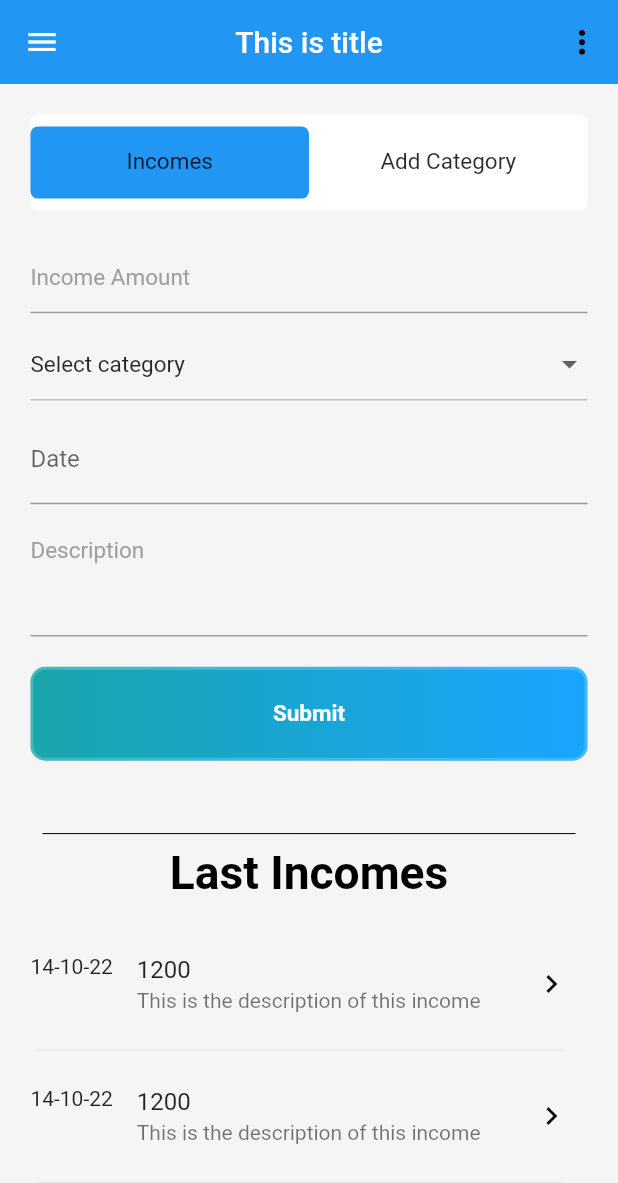
After one commit to ashikulislamdev/flutter_iems, a Flutter app: the AddIncome screen opened directly, on a phone screen of 412 x 824 dp. The commit adds this screen. Shown: the top 1183 px of the screen. Run offline on Flutter 3.47's test engine with Material 2 defaults, Android fonts, the phone set to English and light mode, and no system bars; our stand-ins replace flutter_screenutil.

Commit message:
Add income and category UI added

```diff
--- /dev/null
+++ b/lib/screens/add_income.dart
@@ -0,0 +1,310 @@
+import 'package:flutter/material.dart';
+import 'package:flutter_iems/helpers/constants.dart';
+import 'package:flutter_iems/widgets/common/my_appbar.dart';
+import 'package:flutter_iems/widgets/common/my_drawer.dart';
+import 'package:flutter_iems/widgets/common/reuseable_text_field.dart';
+import 'package:intl/intl.dart';
+
+import '../widgets/common/custom_button.dart';
+
+class AddIncome extends StatefulWidget {
+  const AddIncome({super.key});
+
+  @override
+  State<AddIncome> createState() => _AddIncomeState();
+}
+
+class _AddIncomeState extends State<AddIncome> with SingleTickerProviderStateMixin {
+  late TabController _tabController;
+
+  @override
+  void initState() {
+    _tabController = TabController(length: 2, vsync: this);
+    super.initState();
+  }
+
+  @override
+  void dispose() {
+    super.dispose();
+    _tabController.dispose();
+  }
+
+  @override
+  Widget build(BuildContext context) {
+    return Scaffold(
+      backgroundColor: kBackgroundColor,
+      appBar: const MyAppBar(),
+      drawer: const MyDrawer(),
+      body: Padding(
+        padding: EdgeInsets.symmetric(
+            horizontal: kDefaultPadding, vertical: kDefaultPadding),
+        child: Column(
+          children: [
+            //Slider
+
+            Container(
+              padding: EdgeInsets.symmetric(vertical: kDefaultPadding / 2.5),
+              decoration: BoxDecoration(
+                color: Colors.white,
+                borderRadius: BorderRadius.circular(5),
+              ),
+              child: TabBar(
+                unselectedLabelStyle: kTitleTextstyle.copyWith(
+                    color: black.withOpacity(0.44),
+                    fontWeight: FontWeight.w400),
+                labelStyle: kTitleTextstyle.copyWith(
+                    color: Colors.white, fontWeight: FontWeight.w700),
+                controller: _tabController,
+                indicator: BoxDecoration(
+                  borderRadius: BorderRadius.circular(5.0),
+                  color: Colors.blue,
+                ),
+                labelColor: Colors.white,
+                unselectedLabelColor: Colors.black,
+                tabs: [
+                  // first tab [you can add an icon using the icon property]
+                  Tab(
+                    child: Text("Incomes", style: kTitleTextstyle.copyWith(fontSize: 15),),
+                  ),
+
+                  // second tab [you can add an icon using the icon property]
+                  Tab(
+                    child: Text("Add Category", style: kTitleTextstyle.copyWith(fontSize: 15),),
+                  ),
+                ],
+              ),
+            ),
+            // tab bar view here
+            Expanded(
+              child: TabBarView(
+                controller: _tabController,
+                children: const[
+                  // first tab bar
+                  Incomes(),
+
+                  // second tab bar
+                  AddCategories(),
+                ],
+              ),
+            ),
+          ],
+        ),
+      ),
+    );
+  }
+}
+
+class AddCategories extends StatefulWidget {
+  const AddCategories({
+    Key? key,
+  }) : super(key: key);
+
+  @override
+  State<AddCategories> createState() => _AddCategoriesState();
+}
+
+class _AddCategoriesState extends State<AddCategories> {
+
+  TextEditingController categoryController = TextEditingController();
+  bool isChecked = false;
+
+  @override
+  Widget build(BuildContext context) {
+    return ListView(
+      children: [
+        SizedBox(height: kDefaultPadding),
+
+        //Add Event Title
+        ReuseableTextField(
+          textHint: "Add new category",
+          textEditingController: categoryController,
+          textInputType: TextInputType.text
+        ),
+
+        SizedBox(height: kDefaultPadding),
+        CustomButton(
+          text: "Submit",
+          onTap: () {},
+        ),
+
+
+        SizedBox(height: kDefaultPadding * 2),
+        Column(
+          children: [
+            Text("All categories", style: kHeadingTextStyle,),
+            SizedBox(height: kDefaultPadding),
+            ListView.builder(
+              shrinkWrap: true,
+              itemCount: 5,
+              itemBuilder: (context, index) {
+                return Text("Categories$index");
+              },
+            ),
+          ],
+        ),
+
+      ],
+    );
+  }
+}
+
+class Incomes extends StatefulWidget {
+  const Incomes({super.key});
+
+  @override
+  State<Incomes> createState() => _IncomesState();
+}
+
+class _IncomesState extends State<Incomes> {
+  List<String> listOfCategories = [
+    'Entertainment',
+    'For Family',
+    'Brackfast',
+    'Cloths',
+    'Rent',
+    'Others'
+  ];
+  String? categoriesValue;
+
+
+  TextEditingController amountController = TextEditingController();
+  TextEditingController dateController = TextEditingController();
+  TextEditingController descController = TextEditingController();
+
+
+  @override
+  Widget build(BuildContext context) {
+    return ListView(
+      children: [
+        SizedBox(height: kDefaultPadding),
+
+        //Add Event Title
+        ReuseableTextField(
+          textHint: "Income Amount",
+          textEditingController: amountController,
+          textInputType: TextInputType.number,
+        ),
+        SizedBox(height: kDefaultPadding / 2),
+
+        //Event Price
+        DropdownButtonFormField(
+          decoration: InputDecoration(
+            enabledBorder: UnderlineInputBorder(
+              borderSide: BorderSide(
+                  color: black.withAlpha(0xFFF44336)),
+            ),
+            focusedBorder: const UnderlineInputBorder(
+                borderSide: BorderSide(color: kSecondPrimaryColor )),
+            errorBorder: UnderlineInputBorder(
+                borderSide: BorderSide(
+                    color: black.withAlpha(0xFFF44336))),
+          ),
+          value: categoriesValue,
+          hint: Text(
+            'Select category',
+            style: kTitleTextstyle.copyWith(fontSize: 15)
+          ),
+          onChanged: (value) {
+            setState(() {
+              categoriesValue = value;
+              //print(categoriesValue);
+            });
+          },
+          onSaved: (value) {
+            setState(() {
+              categoriesValue = value;
+            });
+          },
+          validator: (String? value) {
+            if (value!.isEmpty) {
+              return "can't empty";
+            } else {
+              return null;
+            }
+          },
+          items: listOfCategories.map((String val) {
+            return DropdownMenuItem(
+              value: val,
+              child: Text(val),
+            );
+          }).toList(),
+        ),
+        SizedBox(height: kDefaultPadding / 2),
+
+        //Add Time and Date
+        TextFormField(
+          readOnly: true,
+          controller: dateController,
+          decoration: InputDecoration(
+            labelText: 'Date',
+          ),
+          onTap: () async {
+            await showDatePicker(
+              context: context,
+              initialDate: DateTime.now(),
+              firstDate: DateTime(2015),
+              lastDate: DateTime(2025),
+            ).then((selectedDate) {
+              if (selectedDate != null) {
+                dateController.text =
+                    DateFormat('yyyy-MM-dd').format(selectedDate);
+              }
+            });
+          },
+          validator: (value) {
+            if (value == null || value.isEmpty) {
+              return 'Please enter date.';
+            }
+            return null;
+          },
+        ),
+        SizedBox(height: kDefaultPadding / 2),
+
+        //Add Description
+        ReuseableTextField(
+          textHint: "Description",
+          textEditingController: descController,
+          textInputType: TextInputType.text,
+          minLines: 3,
+        ),
+        SizedBox(height: kDefaultPadding),
+        CustomButton(
+          text: "Submit",
+          onTap: () {},
+        ),
+
+        SizedBox(height: kDefaultPadding * 2),
+        Divider(color: black, endIndent: 8, indent: 8,),
+        Column(
+          children: [
+            Text("Last Incomes", style: kHeadingTextStyle,),
+            SizedBox(height: kDefaultPadding),
+            ListView.builder(
+              shrinkWrap: true,
+              itemCount: 5,
+              itemBuilder: (context, index) {
+                return Column(
+                  children: [
+                    ListTile(
+                      contentPadding: EdgeInsets.all(0),
+                      title: Text("1200"),
+                      subtitle: Text("This is the description of this income"),
+                      leading: Text("14-10-22"),
+                      //minLeadingWidth: dSize.width / 6,
+                      trailing: IconButton(
+
+                        onPressed: (){},
+                        icon: Icon(Icons.navigate_next, color: black,),
+                      ),
+                    ),
+                   Divider(color: kDividerColor, endIndent: 16, indent: 4,),
+                  ],
+                );
+              },
+            ),
+          ],
+        ),
+      ],
+    );
+  }
+}
--- a/lib/screens/home_screen.dart
+++ b/lib/screens/home_screen.dart
@@ -2,7 +2,7 @@ import 'package:flutter/material.dart';
 import 'package:flutter_iems/helpers/constants.dart';
 import 'package:flutter_iems/widgets/common/my_appbar.dart';
 import 'package:flutter_iems/widgets/common/my_drawer.dart';
-import 'package:flutter_iems/widgets/custom_button.dart';
+import 'package:flutter_iems/widgets/common/custom_button.dart';
 import 'package:flutter_iems/widgets/home_page_card.dart';
 
 class HomeScreen extends StatelessWidget {
--- a/lib/widgets/common/my_appbar.dart
+++ b/lib/widgets/common/my_appbar.dart
@@ -9,6 +9,7 @@ class MyAppBar extends StatelessWidget  with PreferredSizeWidget{
     return AppBar(
         title: const Text("This is title"),
         centerTitle: true,
+        elevation: 0,
         actions: [
           PopupMenuButton(
             padding: const EdgeInsets.all(0),
--- a/lib/widgets/common/my_drawer.dart
+++ b/lib/widgets/common/my_drawer.dart
@@ -1,5 +1,7 @@
 import 'package:flutter/material.dart';
 import 'package:flutter_iems/helpers/constants.dart';
+import 'package:flutter_iems/screens/add_income.dart';
+import 'package:flutter_iems/screens/home_screen.dart';
 import 'package:flutter_screenutil/flutter_screenutil.dart';
 import '../general_card.dart';
 import '../info_card.dart';
@@ -71,13 +73,17 @@ class MyDrawer extends StatelessWidget {
           GeneralCard(
             image: "assets/icons/dashboard-icon.png",
             title: "Dashboard",
-            onTap: () {},
+            onTap: () {
+              Navigator.of(context).push(MaterialPageRoute(builder: (context) => const HomeScreen()));
+            },
           ),
           buildDiv(),
           GeneralCard(
             image: "assets/icons/add-income.png",
             title: "Add Income",
-            onTap: () { },
+            onTap: () {
+              Navigator.of(context).push(MaterialPageRoute(builder: (context) => const AddIncome()));
+            },
           ),
           buildDiv(),
           GeneralCard(
--- /dev/null
+++ b/lib/widgets/common/reuseable_text_field.dart
@@ -0,0 +1,40 @@
+import 'package:flutter/material.dart';
+import 'package:flutter_iems/helpers/constants.dart';
+
+class ReuseableTextField extends StatelessWidget {
+  final String textHint;
+  final TextEditingController textEditingController;
+  final TextInputType textInputType;
+  final TextInputAction textInputAction;
+  final int minLines;
+  const ReuseableTextField({
+    Key? key,
+    required this.textHint,
+    required this.textEditingController,
+    required this.textInputType,
+    this.textInputAction = TextInputAction.next,
+    this.minLines = 1,
+  }) : super(key: key);
+
+  @override
+  Widget build(BuildContext context) {
+    return TextFormField(
+      controller: textEditingController,
+      keyboardType: textInputType,
+      style: kTitleTextstyle.copyWith(fontSize: 15),
+      minLines: minLines,
+      maxLines: 5,
+      decoration: InputDecoration(
+          hintText: textHint,
+          hintStyle: kTitleTextstyle.copyWith(
+              fontWeight: FontWeight.w400, fontSize: 15, color: Colors.grey),
+          enabledBorder: const UnderlineInputBorder(
+            borderSide: BorderSide(color: Colors.grey),
+          ),
+          focusedBorder: const UnderlineInputBorder(
+              borderSide: BorderSide(color: kSecondPrimaryColor)),
+          errorBorder: const UnderlineInputBorder(
+              borderSide: BorderSide(color: Colors.red))),
+    );
+  }
+}
```
Also changed, not shown: lib/widgets/common/custom_button.dart (renamed from lib/widgets/custom_button.dart).
